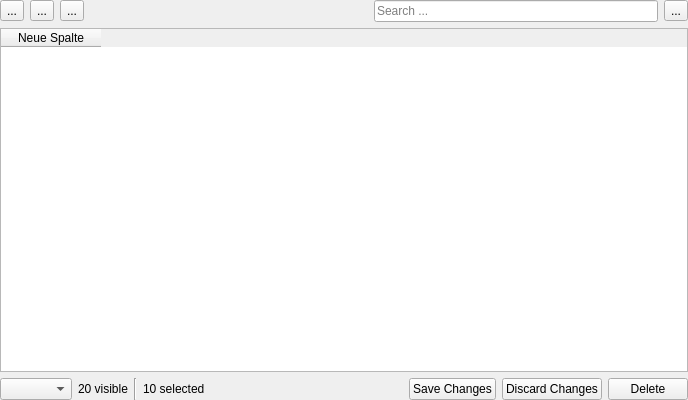
Old version of the form ui/transactionlistwidget.ui in the repository dlbuchholz/aion-mirror.
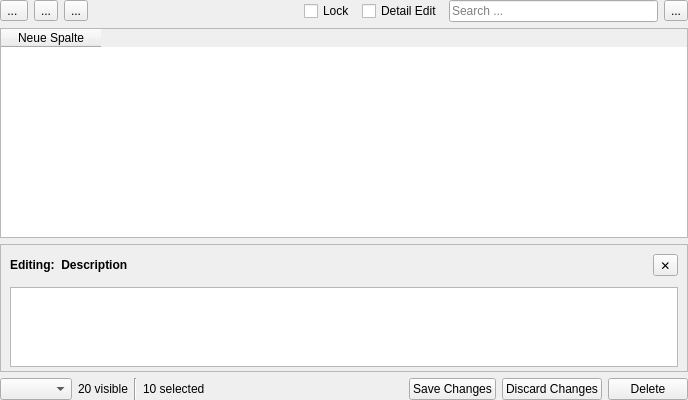
New version of the form. Icons and pictures are not drawn. Custom widgets are drawn as their Qt base class.

Commit message:
TransactionListWidget: Add lazyloading, implement table locking and detailEditBox
* TransactionListWidget: Add lazyloading
* TransactionListWidget: Implement table locking and detailEditBox

Diff of the .ui file:
```diff
--- a/ui/transactionlistwidget.ui
+++ b/ui/transactionlistwidget.ui
@@ -13,7 +13,7 @@
   <property name="windowTitle">
    <string>Form</string>
   </property>
-  <layout class="QVBoxLayout" name="verticalLayout">
+  <layout class="QVBoxLayout" name="verticalLayout" stretch="0,1,0,0">
    <property name="leftMargin">
     <number>0</number>
    </property>
@@ -34,7 +34,7 @@
      <item>
       <widget class="QToolButton" name="newTransactionToolButton">
        <property name="text">
-        <string>...</string>
+        <string>... </string>
        </property>
        <property name="icon">
         <iconset theme="QIcon::ThemeIcon::ListAdd"/>
@@ -74,6 +74,29 @@
        </property>
       </spacer>
      </item>
+     <item>
+      <widget class="QCheckBox" name="lockTableCheckBox">
+       <property name="text">
+        <string>Lock</string>
+       </property>
+       <property name="icon">
+        <iconset theme="QIcon::ThemeIcon::DialogPassword"/>
+       </property>
+      </widget>
+     </item>
+     <item>
+      <widget class="QCheckBox" name="detailEditCheckBox">
+       <property name="toolTip">
+        <string>Enable large text edit area for easier editing</string>
+       </property>
+       <property name="text">
+        <string>Detail Edit</string>
+       </property>
+       <property name="icon">
+        <iconset theme="QIcon::ThemeIcon::MailMessageNew"/>
+       </property>
+      </widget>
+     </item>
      <item>
       <widget class="QLineEdit" name="lineEdit">
        <property name="placeholderText">
@@ -95,6 +118,24 @@
    </item>
    <item>
     <widget class="QTableWidget" name="transactionTableWidget">
+     <property name="editTriggers">
+      <set>QAbstractItemView::EditTrigger::AnyKeyPressed|QAbstractItemView::EditTrigger::DoubleClicked|QAbstractItemView::EditTrigger::EditKeyPressed</set>
+     </property>
+     <property name="selectionMode">
+      <enum>QAbstractItemView::SelectionMode::NoSelection</enum>
+     </property>
+     <property name="verticalScrollMode">
+      <enum>QAbstractItemView::ScrollMode::ScrollPerItem</enum>
+     </property>
+     <property name="horizontalScrollMode">
+      <enum>QAbstractItemView::ScrollMode::ScrollPerItem</enum>
+     </property>
+     <property name="sortingEnabled">
+      <bool>false</bool>
+     </property>
+     <attribute name="verticalHeaderVisible">
+      <bool>true</bool>
+     </attribute>
      <column>
       <property name="text">
        <string>Neue Spalte</string>
@@ -102,6 +143,85 @@
      </column>
     </widget>
    </item>
+   <item>
+    <widget class="QFrame" name="detailEditFrame">
+     <property name="frameShape">
+      <enum>QFrame::Shape::StyledPanel</enum>
+     </property>
+     <property name="frameShadow">
+      <enum>QFrame::Shadow::Raised</enum>
+     </property>
+     <layout class="QVBoxLayout" name="verticalLayout_2">
+      <property name="spacing">
+       <number>6</number>
+      </property>
+      <property name="leftMargin">
+       <number>9</number>
+      </property>
+      <property name="topMargin">
+       <number>9</number>
+      </property>
+      <property name="rightMargin">
+       <number>9</number>
+      </property>
+      <property name="bottomMargin">
+       <number>9</number>
+      </property>
+      <item>
+       <layout class="QHBoxLayout" name="horizontalLayout_3">
+        <item>
+         <widget class="QLabel" name="detailEditLabel">
+          <property name="font">
+           <font>
+            <bold>true</bold>
+           </font>
+          </property>
+          <property name="text">
+           <string>Editing:  Description</string>
+          </property>
+         </widget>
+        </item>
+        <item>
+         <spacer name="horizontalSpacer_3">
+          <property name="orientation">
+           <enum>Qt::Orientation::Horizontal</enum>
+          </property>
+          <property name="sizeHint" stdset="0">
+           <size>
+            <width>40</width>
+            <height>20</height>
+           </size>
+          </property>
+         </spacer>
+        </item>
+        <item>
+         <widget class="QToolButton" name="closeDetailEditButton">
+          <property name="text">
+           <string>✕</string>
+          </property>
+         </widget>
+        </item>
+       </layout>
+      </item>
+      <item>
+       <widget class="QTextEdit" name="detailTextEdit">
+        <property name="minimumSize">
+         <size>
+          <width>0</width>
+          <height>80</height>
+         </size>
+        </property>
+        <property name="maximumSize">
+         <size>
+          <width>16777215</width>
+          <height>70</height>
+         </size>
+        </property>
+       </widget>
+      </item>
+     </layout>
+    </widget>
+   </item>
    <item>
     <layout class="QHBoxLayout" name="horizontalLayout_2">
      <property name="topMargin">
```
The commit also changes 9 other files.
